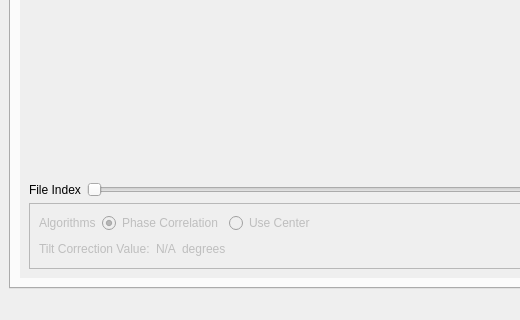
The window that src/ui/main_application.ui (ornlneutronimaging/pyMBIR_UI) describes before a commit, drawn with Qt 5; both pictures show x 0 to 520 and y 537 to 857 of the 1069 by 857 pixel window.
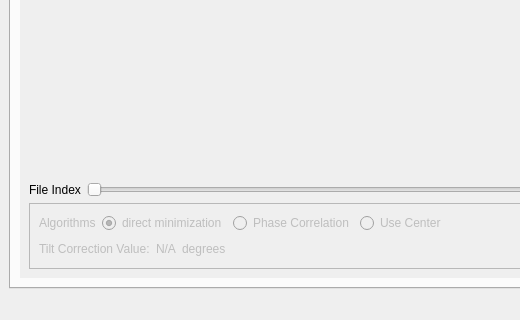
The same window after the commit. The open tabs and pages were chosen to show the change. Icons and pictures are not drawn.

Commit message: working on adding direct tilt correction. this refs #5

The edit to the form file:
```diff
--- a/src/ui/main_application.ui
+++ b/src/ui/main_application.ui
@@ -608,13 +608,23 @@
                    </property>
                   </widget>
                  </item>
+                 <item>
+                  <widget class="QRadioButton" name="tilt_correction_direct_minimization_radioButton">
+                   <property name="text">
+                    <string>direct minimization</string>
+                   </property>
+                   <property name="checked">
+                    <bool>true</bool>
+                   </property>
+                  </widget>
+                 </item>
                  <item>
                   <widget class="QRadioButton" name="tilt_correction_phase_correlation_radioButton">
                    <property name="text">
                     <string>Phase Correlation</string>
                    </property>
                    <property name="checked">
-                    <bool>true</bool>
+                    <bool>false</bool>
                    </property>
                   </widget>
                  </item>
```
Left out of the diff: 53 changed lines with no effect on the pictures. The commit also changes 7 other files.
